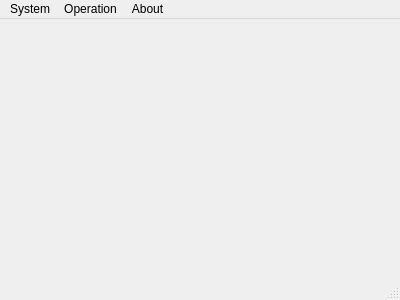
Above: Project1/SCD/mainwindow.ui from DenisMedeiros/DCA0119 before the change. Below: the same form after it.
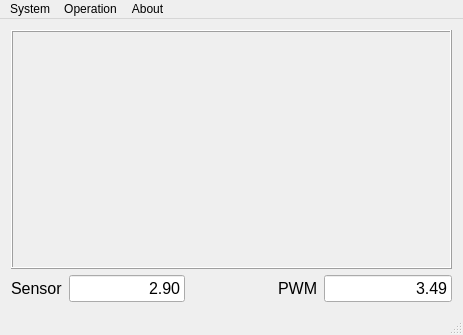
That is the form after the change. Icons and pictures are not drawn.

Patch:
```diff
--- a/Project1/SCD/mainwindow.ui
+++ b/Project1/SCD/mainwindow.ui
@@ -6,8 +6,8 @@
    <rect>
     <x>0</x>
     <y>0</y>
-    <width>400</width>
-    <height>300</height>
+    <width>463</width>
+    <height>335</height>
    </rect>
   </property>
   <property name="windowTitle">
@@ -17,13 +17,115 @@
    <iconset resource="resources.qrc">
     <normaloff>:/icons/resources/scd.svg</normaloff>:/icons/resources/scd.svg</iconset>
   </property>
-  <widget class="QWidget" name="centralWidget"/>
+  <widget class="QWidget" name="centralWidget">
+   <layout class="QGridLayout" name="gridLayout">
+    <item row="0" column="0">
+     <layout class="QVBoxLayout" name="verticalLayout" stretch="90,10">
+      <item>
+       <widget class="QFrame" name="chartFrame">
+        <property name="frameShape">
+         <enum>QFrame::Box</enum>
+        </property>
+        <property name="frameShadow">
+         <enum>QFrame::Raised</enum>
+        </property>
+       </widget>
+      </item>
+      <item>
+       <layout class="QHBoxLayout" name="horizontalLayout_3" stretch="40,20,40">
+        <item>
+         <layout class="QHBoxLayout" name="horizontalLayout" stretch="20,0">
+          <item>
+           <widget class="QLabel" name="label">
+            <property name="font">
+             <font>
+              <pointsize>12</pointsize>
+             </font>
+            </property>
+            <property name="text">
+             <string>Sensor</string>
+            </property>
+           </widget>
+          </item>
+          <item>
+           <widget class="QLineEdit" name="lineEdit">
+            <property name="font">
+             <font>
+              <pointsize>12</pointsize>
+             </font>
+            </property>
+            <property name="text">
+             <string>2.90</string>
+            </property>
+            <property name="alignment">
+             <set>Qt::AlignRight|Qt::AlignTrailing|Qt::AlignVCenter</set>
+            </property>
+            <property name="readOnly">
+             <bool>true</bool>
+            </property>
+           </widget>
+          </item>
+         </layout>
+        </item>
+        <item>
+         <spacer name="horizontalSpacer">
+          <property name="orientation">
+           <enum>Qt::Horizontal</enum>
+          </property>
+          <property name="sizeHint" stdset="0">
+           <size>
+            <width>40</width>
+            <height>20</height>
+           </size>
+          </property>
+         </spacer>
+        </item>
+        <item>
+         <layout class="QHBoxLayout" name="horizontalLayout_2" stretch="20,0">
+          <item>
+           <widget class="QLabel" name="label_2">
+            <property name="font">
+             <font>
+              <pointsize>12</pointsize>
+             </font>
+            </property>
+            <property name="text">
+             <string>PWM</string>
+            </property>
+           </widget>
+          </item>
+          <item>
+           <widget class="QLineEdit" name="lineEdit_2">
+            <property name="font">
+             <font>
+              <pointsize>12</pointsize>
+             </font>
+            </property>
+            <property name="text">
+             <string>3.49</string>
+            </property>
+            <property name="alignment">
+             <set>Qt::AlignRight|Qt::AlignTrailing|Qt::AlignVCenter</set>
+            </property>
+            <property name="readOnly">
+             <bool>true</bool>
+            </property>
+           </widget>
+          </item>
+         </layout>
+        </item>
+       </layout>
+      </item>
+     </layout>
+    </item>
+   </layout>
+  </widget>
   <widget class="QMenuBar" name="menuBar">
    <property name="geometry">
     <rect>
      <x>0</x>
      <y>0</y>
-     <width>400</width>
+     <width>463</width>
      <height>21</height>
     </rect>
    </property>
```
